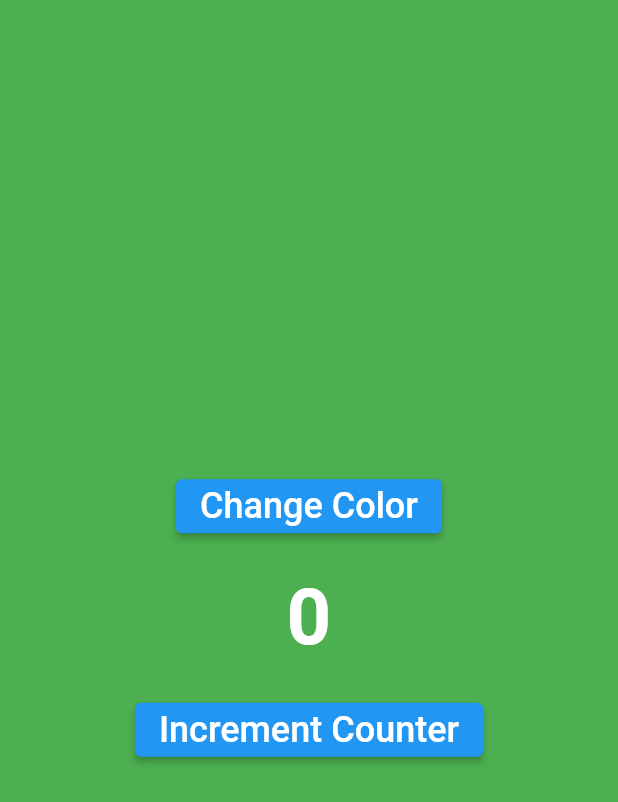
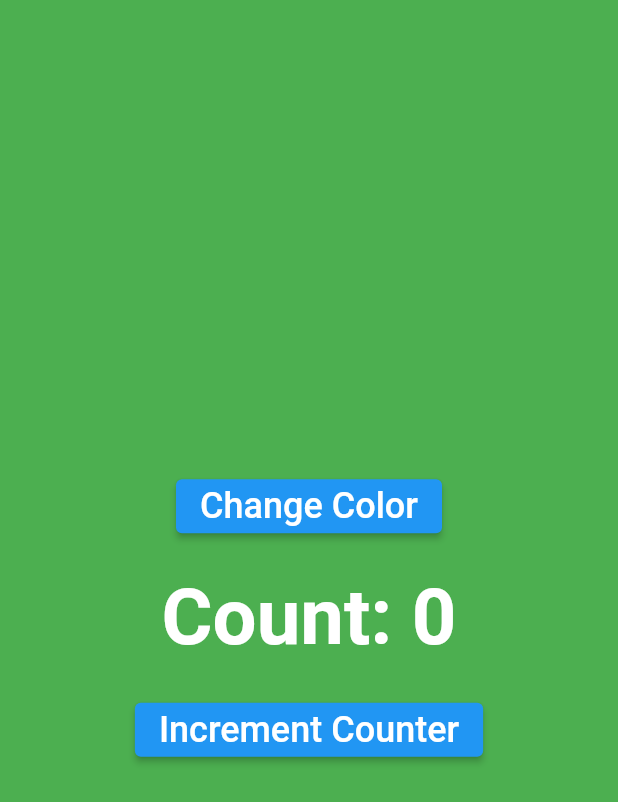
Before and after one commit to Chethan-170/flutter_bloc_example, a Flutter app: the screen it shows after launch, after a tap on "Change Color", on a phone screen of 412 x 824 dp. Shown: the top 802 px of the screen. Run offline on Flutter 3.47's test engine with Material 2 defaults, Android fonts, the phone set to English and light mode, and no system bars; our stand-ins replace bloc, equatable, flutter_bloc.

Commit message:
c2c communication using bloc listener

```diff
--- a/lib/app.dart
+++ b/lib/app.dart
@@ -3,12 +3,32 @@ import 'package:bloc_tutorial/cubits/counter/counter_cubit.dart';
 import 'package:flutter/material.dart';
 import 'package:flutter_bloc/flutter_bloc.dart';
 
-class App extends StatelessWidget {
-  const App({super.key});
+class App extends StatefulWidget {
+  App({Key? key}) : super(key: key);
+
+  @override
+  State<App> createState() => _AppState();
+}
+
+class _AppState extends State<App> {
+  int incrementSize = 1;
 
   @override
   Widget build(BuildContext context) {
-    return MaterialApp(
+    return BlocListener<ColorCubit, ColorState>(
+      listener: (context, state) {
+        if (state.color == Colors.red) {
+          incrementSize = 1;
+        } else if (state.color == Colors.green) {
+          incrementSize = 10;
+        } else if (state.color == Colors.blue) {
+          incrementSize = 100;
+        } else if (state.color == Colors.black) {
+          context.read<CounterCubit>().changeCounter(-100);
+          incrementSize = -100;
+        }
+      },
+      child: MaterialApp(
         title: 'cubit2cubit',
         debugShowCheckedModeBanner: false,
         theme: ThemeData(
@@ -31,7 +51,7 @@ class App extends StatelessWidget {
                 ),
                 SizedBox(height: 20.0),
                 Text(
-                "${BlocProvider.of<CounterCubit>(context, listen: true).state.counter}",
+                  "Count: ${BlocProvider.of<CounterCubit>(context, listen: true).state.counter}",
                   style: TextStyle(
                     fontSize: 52.0,
                     fontWeight: FontWeight.bold,
@@ -45,13 +65,14 @@ class App extends StatelessWidget {
                     style: TextStyle(fontSize: 24.0),
                   ),
                   onPressed: () {
-                  BlocProvider.of<CounterCubit>(context).changeCounter();
+                    context.read<CounterCubit>().changeCounter(incrementSize);
                   },
                 ),
               ],
             ),
           ),
         ),
+      ),
     );
   }
 }
--- a/lib/cubits/color/color_cubit.dart
+++ b/lib/cubits/color/color_cubit.dart
@@ -8,7 +8,6 @@ class ColorCubit extends Cubit<ColorState> {
   ColorCubit() : super(ColorState.initial());
 
   void changeColor() {
-    print(state);
     if (state.color == Colors.red) {
       emit(state.copyWith(color: Colors.green));
     } else if (state.color == Colors.green) {
--- a/lib/cubits/counter/counter_cubit.dart
+++ b/lib/cubits/counter/counter_cubit.dart
@@ -1,38 +1,12 @@
-import 'dart:async';
 import 'package:bloc/bloc.dart';
-import 'package:bloc_tutorial/cubits/color/color_cubit.dart';
 import 'package:equatable/equatable.dart';
-import 'package:flutter/material.dart';
 
 part 'counter_state.dart';
 
 class CounterCubit extends Cubit<CounterState> {
-  int _incrementCounter = 1;
-  final ColorCubit colorCubit;
-  late final StreamSubscription colorSubscription;
+  CounterCubit() : super(CounterState.initial());
 
-  CounterCubit({required this.colorCubit}) : super(CounterState.initial()) {
-    colorSubscription = colorCubit.stream.listen((ColorState colorState) {
-      if (colorState.color == Colors.red) {
-        _incrementCounter = 1;
-      } else if (colorState.color == Colors.green) {
-        _incrementCounter = 10;
-      } else if (colorState.color == Colors.blue) {
-        _incrementCounter = 100;
-      } else if (colorState.color == Colors.black) {
-        emit(state.copyWith(counter: state.counter - 100));
-        _incrementCounter = -100;
-      }
-    });
-  }
-
-  void changeCounter() {
-    emit(state.copyWith(counter: state.counter + _incrementCounter));
-  }
-
-  @override
-  Future<void> close() {
-    colorSubscription.cancel();
-    return super.close();
+  void changeCounter(int incrementSize) {
+    emit(state.copyWith(counter: state.counter + incrementSize));
   }
 }
--- a/lib/main.dart
+++ b/lib/main.dart
@@ -6,9 +6,7 @@ import 'package:flutter_bloc/flutter_bloc.dart';
 
 void main() {
   runApp(MultiBlocProvider(providers: [
+    BlocProvider(create: (context) => CounterCubit()),
     BlocProvider(create: (context) => ColorCubit()),
-    BlocProvider(
-        create: (context) =>
-            CounterCubit(colorCubit: context.read<ColorCubit>()))
   ], child: App()));
 }
```
Lines whose indentation alone changed are shown as unchanged.
